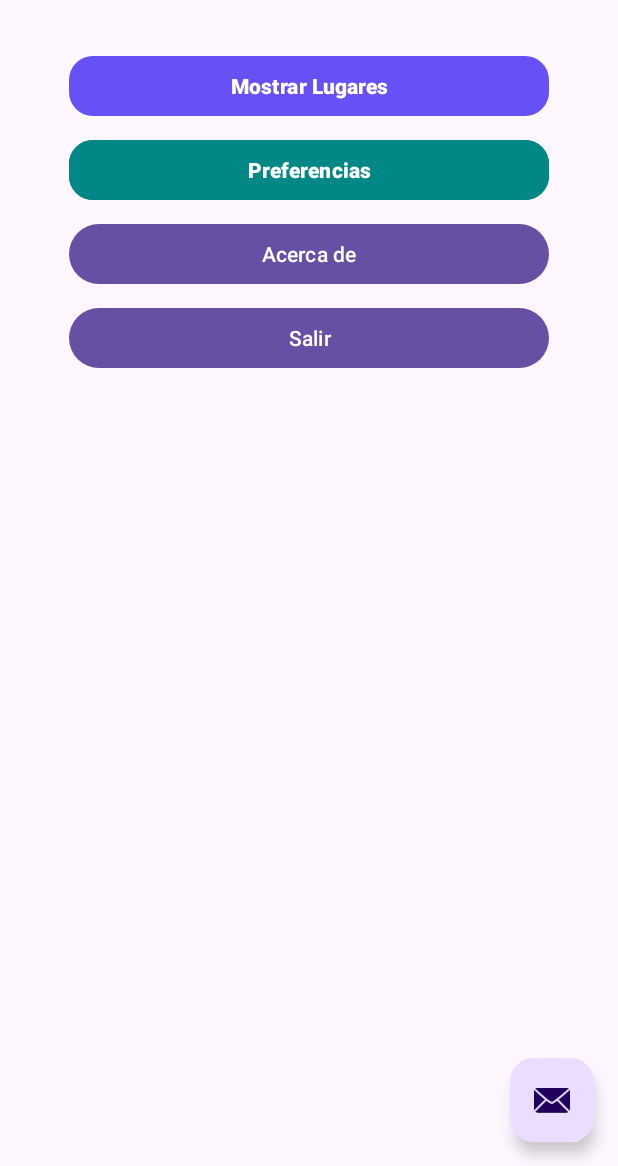
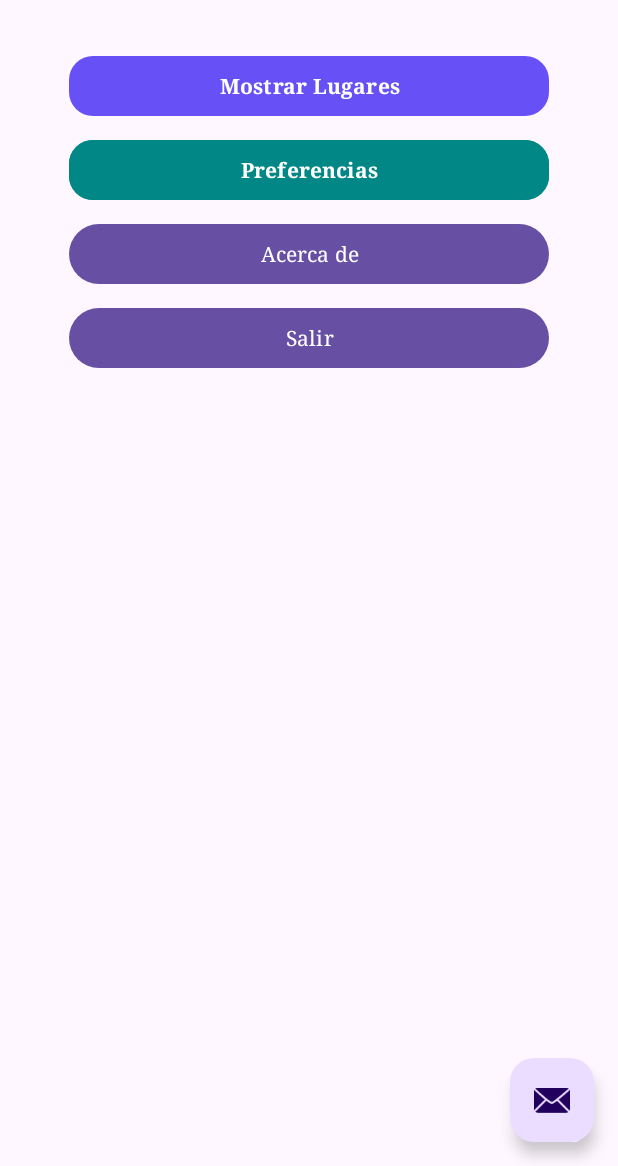
Before and after one commit to eden418-afk/MisLugaresDispMovMartesN1Eq52025, an Android app: the screen it shows after launch (MainActivity), on a phone screen of 412 x 824 dp, the part 70-1236 px from its top. Run offline under Robolectric (Android 15) with nearby library versions, the phone set to English and light mode, and no system bars; our stand-ins replace navigation-ui.

Commit message:
Cambiando el estilo default en themes.xml

```diff
--- a/app/src/main/res/values/styles.xml
+++ b/app/src/main/res/values/styles.xml
@@ -8,22 +8,18 @@
     </style>
 
 
-    <!-- Botón principal -->
     <style name="EstiloBoton" parent="Widget.Material3.Button">
         <item name="android:layout_width">match_parent</item>
         <item name="android:layout_height">wrap_content</item>
         <item name="android:minHeight">48dp</item>
         <item name="android:textAllCaps">false</item>
         <item name="android:textStyle">bold</item>
-
-        <!-- Apariencia -->
         <item name="cornerRadius">16dp</item>
         <item name="backgroundTint">@color/purple_500</item>
         <item name="android:textColor">@android:color/white</item>
         <item name="rippleColor">@color/purple_200</item>
     </style>
 
-    <!-- Variante alternativa (colores/borde distintos) -->
     <style name="EstiloBoton.Alternativo" parent="EstiloBoton">
         <item name="backgroundTint">@color/teal_700</item>
         <item name="strokeWidth">2dp</item>
--- a/app/src/main/res/values/themes.xml
+++ b/app/src/main/res/values/themes.xml
@@ -3,6 +3,8 @@
     <style name="Base.Theme.MisLugares" parent="Theme.Material3.DayNight.NoActionBar">
         <!-- Customize your light theme here. -->
         <!-- <item name="colorPrimary">@color/my_light_primary</item> -->
+        <item name="android:typeface">serif</item>
+        <item name="android:textColor">#0000FF</item>
     </style>
 
     <style name="Theme.MisLugares" parent="Base.Theme.MisLugares" />
```
